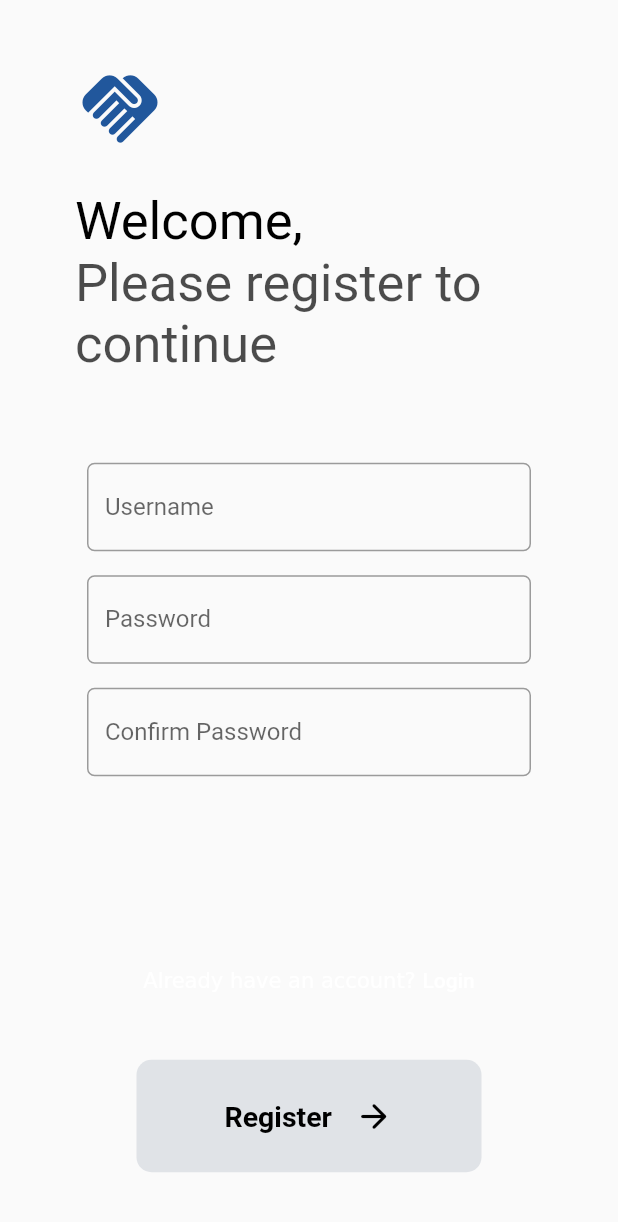
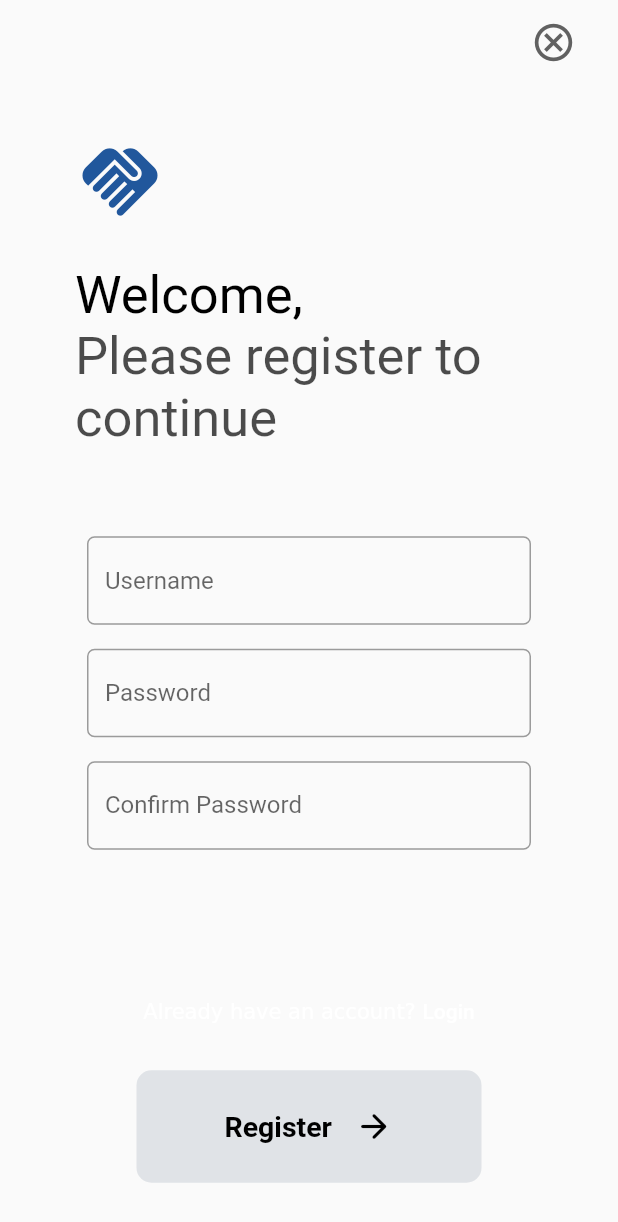
Before and after one commit to muhammadHaggy/proyek-akhir-canwe, a Flutter app: the RegisterPage screen opened directly, after a tap on "Register", on a phone screen of 412 x 824 dp. Shown: the top 1222 px of the screen. Run offline on Flutter 3.47's test engine with Material 2 defaults, Android fonts, the phone set to English and light mode, and no system bars; missing offline and left inert: pbp_django_auth.

Commit message:
add backbutton in all auth pages

```diff
--- a/canwe/lib/auth/register.dart
+++ b/canwe/lib/auth/register.dart
@@ -2,8 +2,6 @@ import 'package:canwe/auth/login.dart';
 import 'package:canwe/auth/profile.dart';
 import 'package:flutter/gestures.dart';
 import 'package:flutter/material.dart';
-import 'package:flutter/src/widgets/container.dart';
-import 'package:flutter/src/widgets/framework.dart';
 import 'package:pbp_django_auth/pbp_django_auth.dart';
 import 'package:provider/provider.dart';
 
@@ -23,6 +21,25 @@ class _RegisterPageState extends State<RegisterPage> {
   Widget build(BuildContext context) {
     final request = context.watch<CookieRequest>();
     return Scaffold(
+        appBar: AppBar(
+          backgroundColor: Colors.transparent,
+          actions: [
+            Padding(
+              padding: const EdgeInsets.only(right: 28),
+              child: GestureDetector(
+                  onTap: () {
+                    Navigator.pop(context);
+                  },
+                  child: Icon(
+                    Icons.cancel_outlined,
+                    color: Colors.grey[700],
+                    size: 30,
+                  )),
+            )
+          ],
+          leading: Container(),
+          elevation: 0,
+        ),
         body: Padding(
           padding: const EdgeInsets.symmetric(horizontal: 30.0),
           child: Form(
@@ -40,17 +57,18 @@ class _RegisterPageState extends State<RegisterPage> {
                           Column(
                             children: [
                               TweenAnimationBuilder<double>(
-                            duration: Duration(milliseconds: 500),
+                                duration: const Duration(milliseconds: 500),
                                 tween: Tween(begin: 0, end: 1),
                                 builder: (_, value, __) => Opacity(
                                   opacity: value,
                                   child: Column(
-                                crossAxisAlignment: CrossAxisAlignment.start,
+                                    crossAxisAlignment:
+                                        CrossAxisAlignment.start,
                                     children: [
-                                  Icon(Icons.handshake,
+                                      const Icon(Icons.handshake,
                                           size: 60, color: Color(0xff21579C)),
-                                  SizedBox(height: 25),
-                                  Text(
+                                      const SizedBox(height: 25),
+                                      const Text(
                                         "Welcome,",
                                         style: TextStyle(
                                             color: Colors.black, fontSize: 35),
@@ -58,14 +76,15 @@ class _RegisterPageState extends State<RegisterPage> {
                                       Text(
                                         "Please register to continue",
                                         style: TextStyle(
-                                        color: Colors.black.withOpacity(0.7),
+                                            color:
+                                                Colors.black.withOpacity(0.7),
                                             fontSize: 35),
                                       ),
                                     ],
                                   ),
                                 ),
                               ),
-                          SizedBox(
+                              const SizedBox(
                                 height: 50,
                               ),
                               Padding(
@@ -74,7 +93,8 @@ class _RegisterPageState extends State<RegisterPage> {
                                   decoration: InputDecoration(
                                       hintText: "Username",
                                       border: OutlineInputBorder(
-                                    borderRadius: BorderRadius.circular(5.0),
+                                        borderRadius:
+                                            BorderRadius.circular(5.0),
                                       )),
                                   onChanged: (String? value) {
                                     setState(() {
@@ -104,7 +124,8 @@ class _RegisterPageState extends State<RegisterPage> {
                                       hintText: 'Enter your secure password',
                                       labelText: "Password",
                                       border: OutlineInputBorder(
-                                    borderRadius: BorderRadius.circular(5.0),
+                                        borderRadius:
+                                            BorderRadius.circular(5.0),
                                       )),
                                   onChanged: (String? value) {
                                     setState(() {
@@ -127,7 +148,8 @@ class _RegisterPageState extends State<RegisterPage> {
                                       hintText: 'Enter your password again!',
                                       labelText: "Confirm Password",
                                       border: OutlineInputBorder(
-                                    borderRadius: BorderRadius.circular(5.0),
+                                        borderRadius:
+                                            BorderRadius.circular(5.0),
                                       )),
                                   onChanged: (String? value) {
                                     setState(() {
@@ -144,7 +166,7 @@ class _RegisterPageState extends State<RegisterPage> {
                               ),
                             ],
                           ),
-                      SizedBox(
+                          const SizedBox(
                             height: 30,
                           ),
                           RichText(
@@ -183,24 +205,27 @@ class _RegisterPageState extends State<RegisterPage> {
                                 // Code here will run if the login succeeded.
                                 print("Register Successfull");
                                 if (!mounted) return;
-                            ScaffoldMessenger.of(context).showSnackBar(SnackBar(
+                                ScaffoldMessenger.of(context)
+                                    .showSnackBar(SnackBar(
                                   content: Text(
                                     response['message'],
                                     style: const TextStyle(),
                                   ),
                                 ));
                                 Future.delayed(
-                                Duration(seconds: 1),
+                                    const Duration(seconds: 1),
                                     () => Navigator.of(context).push(
                                           MaterialPageRoute(
-                                        builder: (context) => ProfilePage(),
+                                            builder: (context) =>
+                                                const ProfilePage(),
                                           ),
                                         ));
                               } else {
                                 // Code here will run if the login failed (wrong username/password).
                                 print("Register Failed");
                                 if (!mounted) return;
-                            ScaffoldMessenger.of(context).showSnackBar(SnackBar(
+                                ScaffoldMessenger.of(context)
+                                    .showSnackBar(SnackBar(
                                   content: Text(
                                     response['message'],
                                     style: const TextStyle(),
@@ -214,20 +239,20 @@ class _RegisterPageState extends State<RegisterPage> {
                               height: 75,
                               decoration: BoxDecoration(
                                 borderRadius: BorderRadius.circular(10),
-                            color: Color.fromARGB(255, 224, 227, 231),
+                                color: const Color.fromARGB(255, 224, 227, 231),
                               ),
                               child: Row(
                                 mainAxisAlignment: MainAxisAlignment.center,
                                 children: [
-                              Text(
+                                  const Text(
                                     "Register",
                                     style: TextStyle(
                                         fontWeight: FontWeight.w600,
                                         color: Colors.black,
                                         fontSize: 19),
                                   ),
-                              SizedBox(width: 15),
-                              Icon(
+                                  const SizedBox(width: 15),
+                                  const Icon(
                                     Icons.arrow_forward_rounded,
                                     color: Colors.black,
                                     size: 26,
--- a/canwe/lib/main.dart
+++ b/canwe/lib/main.dart
@@ -1,3 +1,4 @@
+import 'package:canwe/auth/display_profile.dart';
 import 'package:canwe/auth/login.dart';
 import 'package:canwe/auth/profile.dart';
 import 'package:canwe/auth/register.dart';
@@ -36,7 +37,7 @@ class MyApp extends StatelessWidget {
           primarySwatch: Colors.blue,
         ),
         // home: const MyHomePage(title: 'Flutter Demo Home Page'),
-        home: const LoginPage(),
+        home: const DisplayProfilePage(),
       ),
     );
   }
```
Also changed, not shown: canwe/lib/auth/display_profile.dart (added, +215 -0 lines), canwe/lib/auth/login.dart (+43 -19 lines), canwe/lib/auth/profile.dart (+58 -17 lines). Lines whose indentation alone changed are shown as unchanged.
